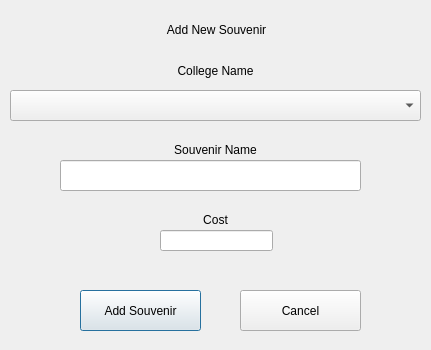
Before: the Qt Designer form addsouvenir.ui in Rthiskidw/Project1-CollegeTouring, drawn with Qt 5.
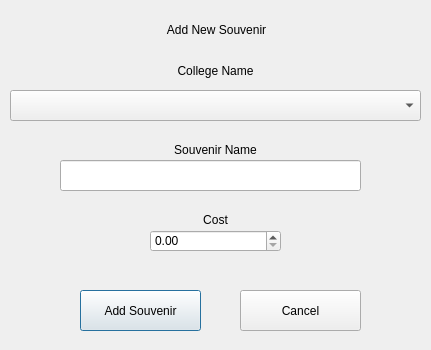
After: the same form once the commit is applied.

Commit message: Fixed cost input issue

The edit to the form file:
```diff
--- a/addsouvenir.ui
+++ b/addsouvenir.ui
@@ -159,13 +159,13 @@
      <string>Cancel</string>
     </property>
    </widget>
-   <widget class="QLineEdit" name="lineEdit_addSouvenirCost">
+   <widget class="QDoubleSpinBox" name="doubleSpinBox_cost">
     <property name="geometry">
      <rect>
-      <x>160</x>
+      <x>150</x>
       <y>230</y>
-      <width>113</width>
-      <height>21</height>
+      <width>131</width>
+      <height>22</height>
      </rect>
     </property>
    </widget>
```
The commit also changes 11 other files.
